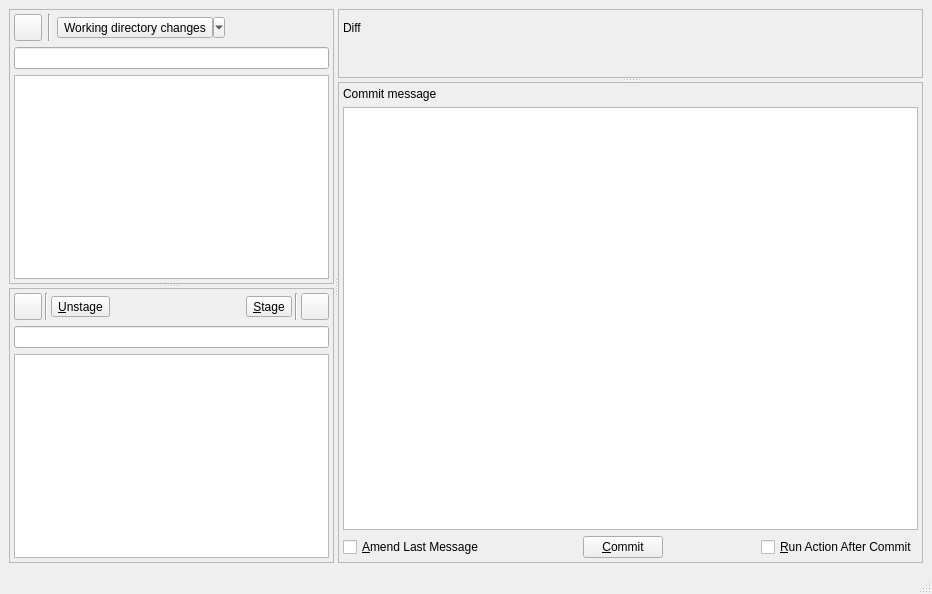
Before: the Qt Designer form qgitc/commitwindow.ui in timxx/qgitc, drawn with Qt 5.
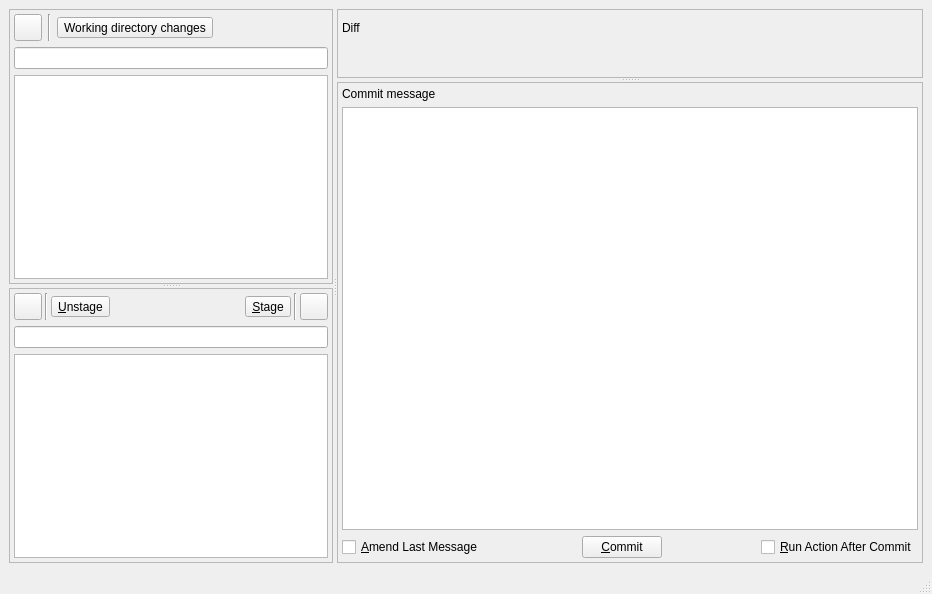
After: the same form once the commit is applied. Custom widgets are drawn as their Qt base class.

Diff of the .ui file:
```diff
--- a/qgitc/commitwindow.ui
+++ b/qgitc/commitwindow.ui
@@ -81,7 +81,7 @@
               <string>Working directory changes</string>
              </property>
              <property name="popupMode">
-              <enum>QToolButton::ToolButtonPopupMode::MenuButtonPopup</enum>
+              <enum>QToolButton::ToolButtonPopupMode::InstantPopup</enum>
              </property>
              <property name="toolButtonStyle">
               <enum>Qt::ToolButtonStyle::ToolButtonTextBesideIcon</enum>
```
Left out of the diff: 2 changed lines with no effect on the pictures.
